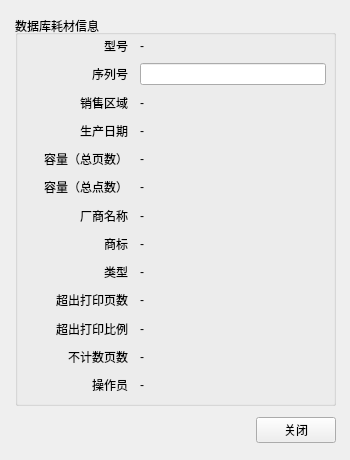
Above: sqlchipinfo.ui from zlmone/supply_writer before the change. Below: the same form after it.
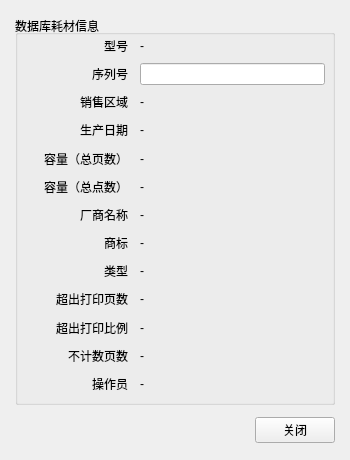
That is the form after the change.

Commit message: resize widget

What changed in the file:
```diff
--- a/sqlchipinfo.ui
+++ b/sqlchipinfo.ui
@@ -21,8 +21,8 @@
     <rect>
      <x>15</x>
      <y>15</y>
-     <width>321</width>
-     <height>391</height>
+     <width>320</width>
+     <height>390</height>
     </rect>
    </property>
    <property name="title">
@@ -36,8 +36,8 @@
      <rect>
       <x>10</x>
       <y>20</y>
-      <width>301</width>
-      <height>361</height>
+      <width>300</width>
+      <height>360</height>
      </rect>
     </property>
     <layout class="QGridLayout" name="gridLayout" columnstretch="5,9">
@@ -269,8 +269,8 @@
     <rect>
      <x>15</x>
      <y>410</y>
-     <width>321</width>
-     <height>41</height>
+     <width>320</width>
+     <height>40</height>
     </rect>
    </property>
    <layout class="QHBoxLayout" name="horizontalLayout">
```
The commit also changes 7 other files.
